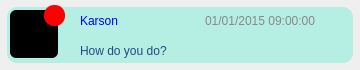
Old version of the form client/ui/chating_item.ui in the repository TT2TER/Echoplex.
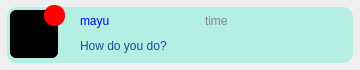
New version of the form.

Patch:
```diff
--- a/client/ui/chating_item.ui
+++ b/client/ui/chating_item.ui
@@ -177,14 +177,14 @@
 }</string>
       </property>
       <property name="text">
-       <string>Karson</string>
+       <string>mayu</string>
       </property>
      </widget>
      <widget class="QLabel" name="resent_message">
       <property name="geometry">
        <rect>
         <x>80</x>
-        <y>40</y>
+        <y>35</y>
         <width>221</width>
         <height>21</height>
        </rect>
@@ -223,7 +223,7 @@
 }</string>
       </property>
       <property name="text">
-       <string>01/01/2015 09:00:00</string>
+       <string>time</string>
       </property>
      </widget>
     </widget>
```
Left out of the diff: 6 changed lines with no effect on the pictures.
